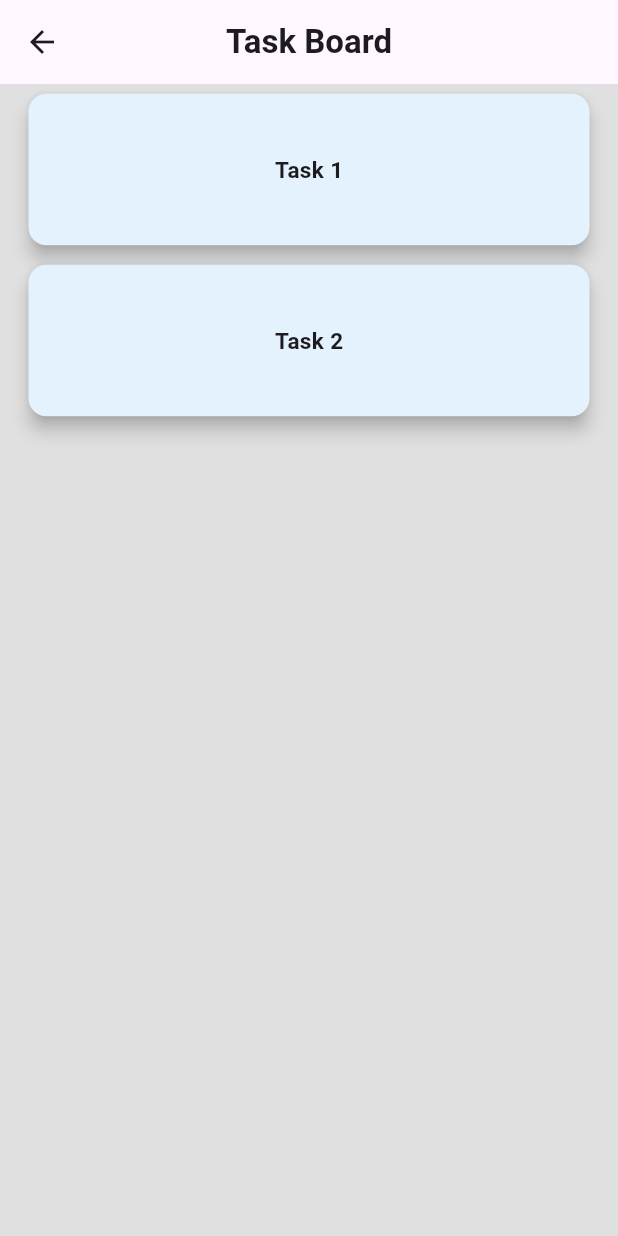
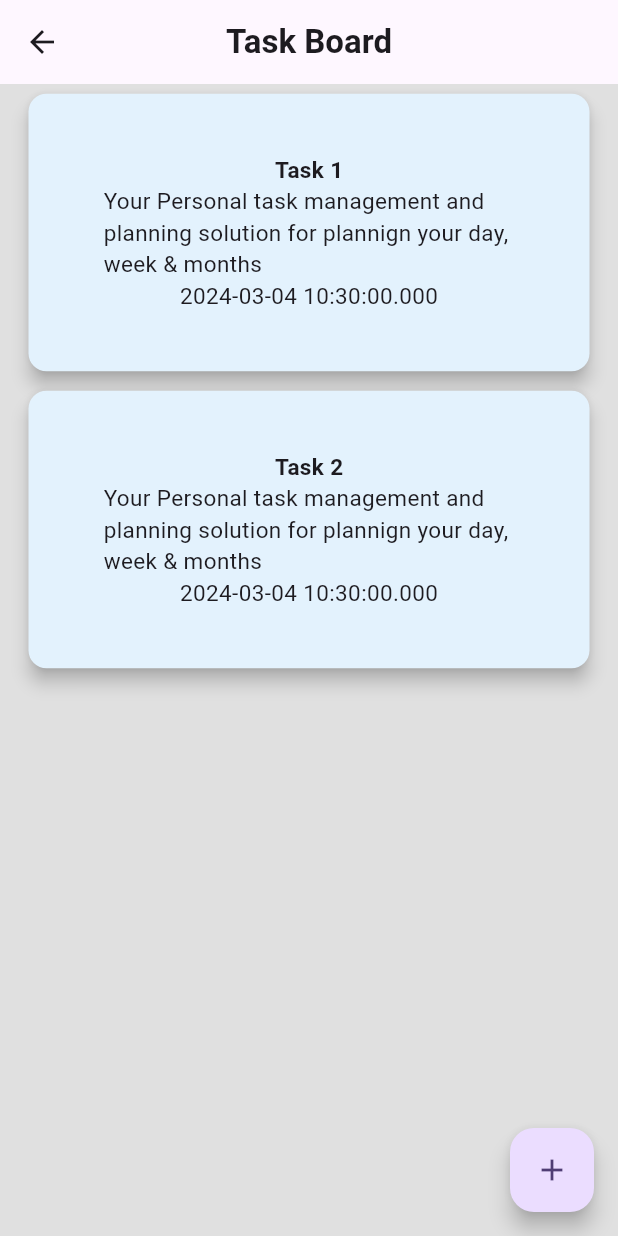
Before and after one commit to MostafaHasan1/android_app_dev, a Flutter app: the ListPage screen opened directly, on a phone screen of 412 x 824 dp. Run offline on Flutter 3.47's test engine with Material 3 defaults, Android fonts, the phone set to English and light mode, and no system bars.

Commit message:
card has date, time ,text but they are not aligned properly

```diff
--- a/lib/list_page.dart
+++ b/lib/list_page.dart
@@ -10,6 +10,7 @@ class ListPage extends StatefulWidget {
 
 class _ListPageState extends State<ListPage> {
   List listofItems = [1, 2];
+  var currentDateTime = DateTime.now();
 
   @override
   Widget build(BuildContext context) => Scaffold(
@@ -33,14 +34,33 @@ class _ListPageState extends State<ListPage> {
                         padding:
                             EdgeInsets.symmetric(horizontal: 50, vertical: 40),
                         child: Column(
-                          mainAxisAlignment: MainAxisAlignment.start,
+                          // mainAxisAlignment: MainAxisAlignment.end,
                           children: <Widget>[
                             Text("Task ${listofItems[index].toString()}",
                                 style: TextStyle(
                                     fontSize: 15, fontWeight: FontWeight.bold)),
+                            Text(
+                              "Your Personal task management and planning solution for plannign your day, week & months",
+                              style: TextStyle(fontSize: 15),
+                            ),
+                            Text(
+                              "${currentDateTime}",
+                              style: TextStyle(fontSize: 15),
+                            )
                           ],
                         )),
                   ),
                 )),
+        floatingActionButton: FloatingActionButton(
+          onPressed: () {
+            setState(() {
+              listofItems.add(listofItems.length + 1);
+            });
+          },
+          child: Padding(
+            padding: const EdgeInsets.all(8.0),
+            child: Icon(Icons.add),
+          ),
+        ),
       );
 }
```
